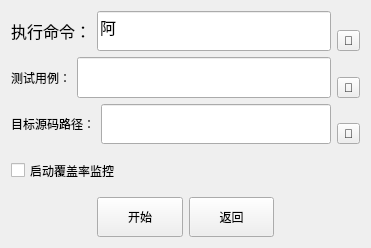
Qt form ui/new.ui (tianmai1/minifuzz-bysj) before a commit.
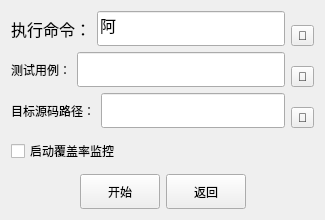
The same form after that commit.

Commit message: 修改：     src/tools/tool.py 	修改：     ui/minifuzz.ui 	修改：     ui/new.ui

Diff of the .ui file:
```diff
--- a/ui/new.ui
+++ b/ui/new.ui
@@ -2,13 +2,26 @@
 <ui version="4.0">
  <class>new_2</class>
  <widget class="QWidget" name="new_2">
-  <property name="geometry">
-   <rect>
-    <x>0</x>
-    <y>0</y>
-    <width>371</width>
-    <height>248</height>
-   </rect>
+  <property name="enabled">
+   <bool>true</bool>
+  </property>
+  <property name="sizePolicy">
+   <sizepolicy hsizetype="Preferred" vsizetype="Fixed">
+    <horstretch>0</horstretch>
+    <verstretch>0</verstretch>
+   </sizepolicy>
+  </property>
+  <property name="minimumSize">
+   <size>
+    <width>325</width>
+    <height>220</height>
+   </size>
+  </property>
+  <property name="maximumSize">
+   <size>
+    <width>16777215</width>
+    <height>220</height>
+   </size>
   </property>
   <property name="windowTitle">
    <string>new</string>
```
Left out of the diff: 208 changed lines with no effect on the pictures. The commit also changes 2 other files.
